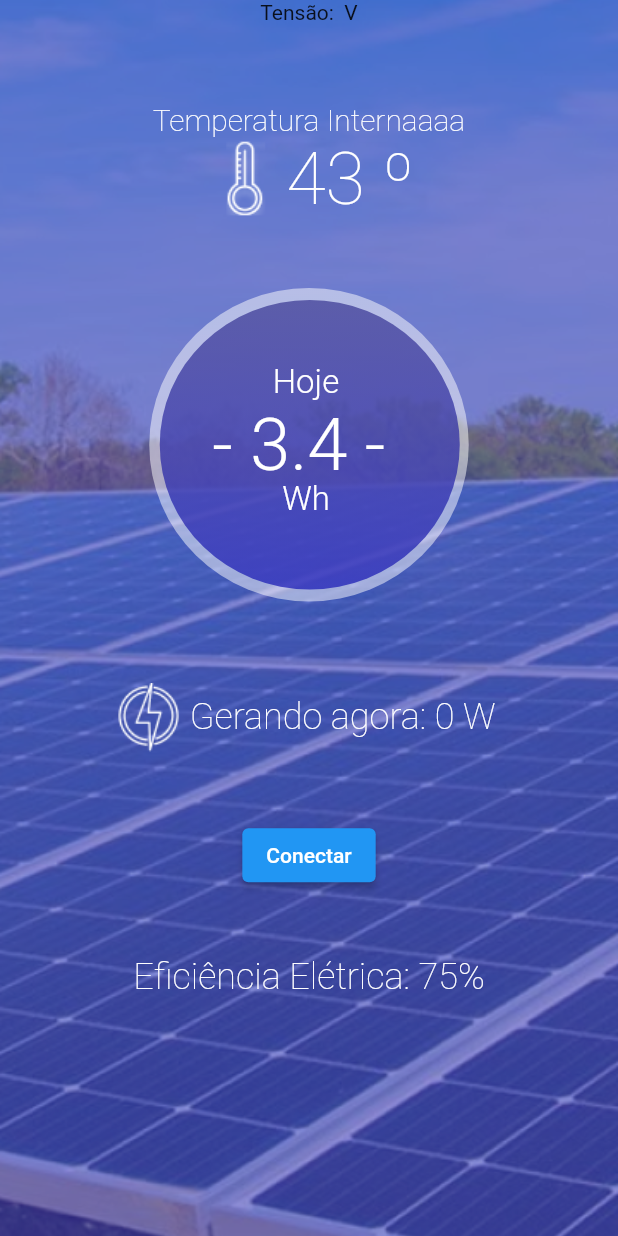
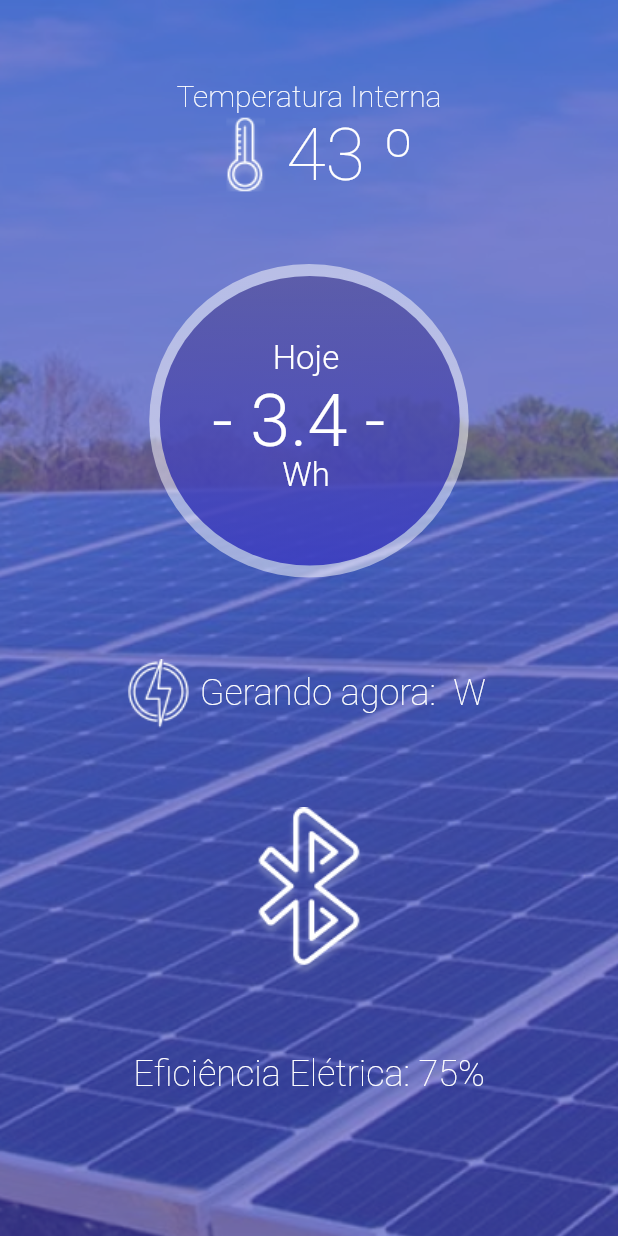
Before and after one commit to DennisBaracho/projeto_integrador, a Flutter app: the screen it shows after launch, on a phone screen of 412 x 824 dp. Run offline on Flutter 3.47's test engine with Material 2 defaults, Android fonts, the phone set to English and light mode, and no system bars; our stand-ins replace get; missing offline and left inert: flutter_reactive_ble, location_permissions; Roboto replaces fonts that are missing (Montserrat).

Commit message:
estética

```diff
--- a/lib/blecontroller.dart
+++ b/lib/blecontroller.dart
@@ -8,7 +8,7 @@ class BleController {
   final flutterReactiveBle = FlutterReactiveBle();
   late StreamSubscription<ConnectionStateUpdate> connection;
   late QualifiedCharacteristic characteristic;
-  RxString tensao = ''.obs;
+  RxString potencia = ''.obs;
   RxString status = 'not connected'.obs;
 
   void connect() async {
@@ -41,8 +41,8 @@ class BleController {
         flutterReactiveBle
             .subscribeToCharacteristic(characteristic)
             .listen((data) {
-          tensao.value = String.fromCharCodes(data);
-          print(tensao);
+          potencia.value = String.fromCharCodes(data);
+          print(potencia);
         });
       }
     });
--- a/lib/main.dart
+++ b/lib/main.dart
@@ -53,17 +53,12 @@ class _HomePageState extends State<HomePage> {
             crossAxisAlignment: CrossAxisAlignment.center,
             mainAxisAlignment: MainAxisAlignment.start,
             children: [
-              Obx(
-                () => Text(
-                  'Tensão: ${c.tensao} V',
-                ),
-              ),
               const SizedBox(
                 height: 52,
               ),
               //Temperatura
               const Text(
-                'Temperatura Internaaaa',
+                'Temperatura Interna',
                 style: TextStyle(
                   fontSize: 20,
                   color: Colors.white,
@@ -197,14 +192,16 @@ class _HomePageState extends State<HomePage> {
                   ),
                   Padding(
                     padding: EdgeInsets.all(5),
-                    child: Text(
-                      'Gerando agora: $Wh W',
-                      style: const TextStyle(
-                          fontSize: 24,
-                          fontWeight: FontWeight.w200,
-                          color: Colors.white),
+                    child: Obx(
+                      () => Text(
+                        'Gerando agora: ${c.potencia} W',
+                        style: const TextStyle(
+                            fontSize: 24,
+                            fontWeight: FontWeight.w200,
+                            color: Colors.white),
+                      ),
                     ),
-                  ),
+                  )
                 ],
               ),
               const SizedBox(
@@ -212,11 +209,9 @@ class _HomePageState extends State<HomePage> {
               ),
               Obx(() => Container(
                   child: c.status != 'connected!'
-                      ? ElevatedButton(
+                      ? TextButton(
                           onPressed: c.connect,
-                          child: Text(
-                            'Conectar',
-                          ))
+                      child: Image.asset('assets/images/bluetooth.png',))
                       : null)),
               const SizedBox(
                 height: 33,
```
Also changed, not shown: assets/images/bluetooth.png (added).
